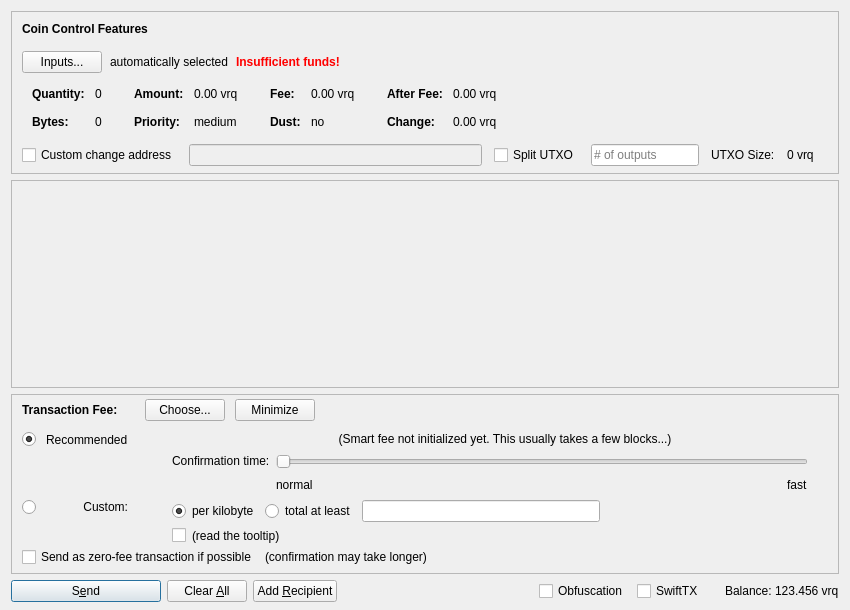
The window that src/qt/forms/sendcoinsdialog.ui (PayQ/mrq) describes before a commit, drawn with Qt 5.
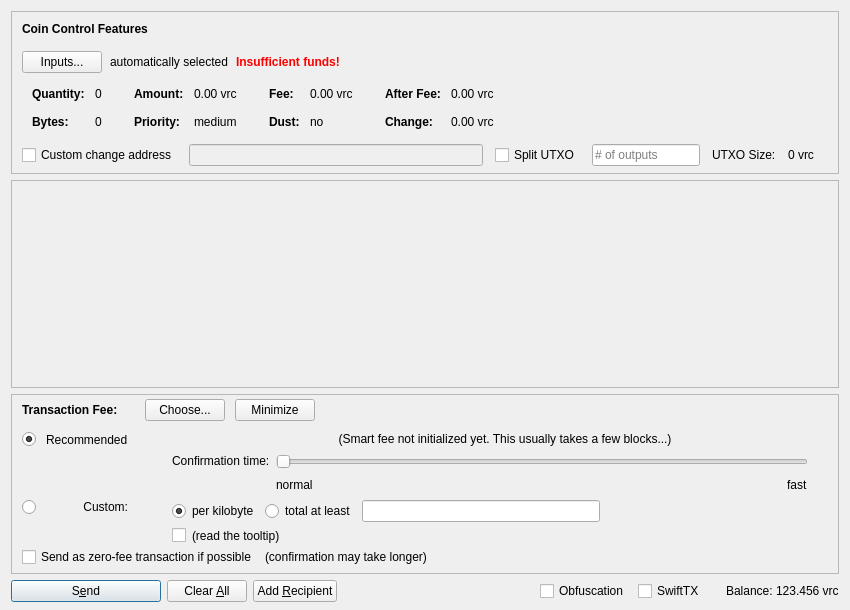
The same window after the commit. Icons and pictures are not drawn. Custom widgets are drawn as their Qt base class.

Patch:
```diff
--- a/src/qt/forms/sendcoinsdialog.ui
+++ b/src/qt/forms/sendcoinsdialog.ui
@@ -324,7 +324,7 @@
                   <enum>Qt::ActionsContextMenu</enum>
                  </property>
                  <property name="text">
-                  <string notr="true">0.00 vrq</string>
+                  <string notr="true">0.00 vrc</string>
                  </property>
                  <property name="textInteractionFlags">
                   <set>Qt::LinksAccessibleByMouse|Qt::TextSelectableByKeyboard|Qt::TextSelectableByMouse</set>
@@ -404,7 +404,7 @@
                   <enum>Qt::ActionsContextMenu</enum>
                  </property>
                  <property name="text">
-                  <string notr="true">0.00 vrq</string>
+                  <string notr="true">0.00 vrc</string>
                  </property>
                  <property name="textInteractionFlags">
                   <set>Qt::LinksAccessibleByMouse|Qt::TextSelectableByKeyboard|Qt::TextSelectableByMouse</set>
@@ -484,7 +484,7 @@
                   <enum>Qt::ActionsContextMenu</enum>
                  </property>
                  <property name="text">
-                  <string notr="true">0.00 vrq</string>
+                  <string notr="true">0.00 vrc</string>
                  </property>
                  <property name="textInteractionFlags">
                   <set>Qt::LinksAccessibleByMouse|Qt::TextSelectableByKeyboard|Qt::TextSelectableByMouse</set>
@@ -513,7 +513,7 @@
                   <enum>Qt::ActionsContextMenu</enum>
                  </property>
                  <property name="text">
-                  <string notr="true">0.00 vrq</string>
+                  <string notr="true">0.00 vrc</string>
                  </property>
                  <property name="textInteractionFlags">
                   <set>Qt::LinksAccessibleByMouse|Qt::TextSelectableByKeyboard|Qt::TextSelectableByMouse</set>
@@ -594,7 +594,7 @@
           <item>
            <widget class="QLabel" name="labelBlockSize">
             <property name="text">
-             <string>0 vrq</string>
+             <string>0 vrc</string>
             </property>
            </widget>
           </item>
@@ -1435,7 +1435,7 @@
           <cursorShape>IBeamCursor</cursorShape>
          </property>
          <property name="text">
-          <string notr="true">123.456 vrq</string>
+          <string notr="true">123.456 vrc</string>
          </property>
          <property name="textInteractionFlags">
           <set>Qt::LinksAccessibleByMouse|Qt::TextSelectableByKeyboard|Qt::TextSelectableByMouse</set>
```
Left out of the diff: 16 changed lines with no effect on the pictures.
